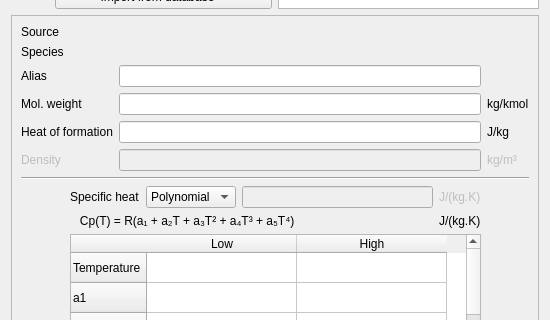
Above: gui/uifiles/species_popup.ui from truongd8593/mfix before the change; both pictures show x 0 to 550 and y 274 to 594 of the 550 by 718 pixel window. Below: the same form after it.
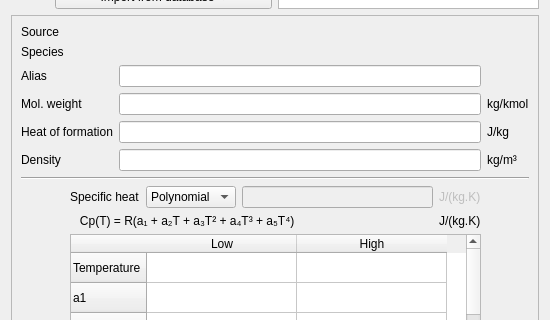
That is the form after the change.

```diff
--- a/gui/uifiles/species_popup.ui
+++ b/gui/uifiles/species_popup.ui
@@ -282,14 +282,14 @@
       <item row="5" column="2">
        <widget class="QLineEdit" name="lineedit_density">
         <property name="enabled">
-         <bool>false</bool>
+         <bool>true</bool>
         </property>
        </widget>
       </item>
       <item row="5" column="0">
-       <widget class="QLabel" name="label_14">
+       <widget class="QLabel" name="label_density">
         <property name="enabled">
-         <bool>false</bool>
+         <bool>true</bool>
         </property>
         <property name="text">
          <string>Density</string>
@@ -306,7 +306,7 @@
       <item row="5" column="3">
        <widget class="QLabel" name="label_density_units">
         <property name="enabled">
-         <bool>false</bool>
+         <bool>true</bool>
         </property>
         <property name="text">
          <string>kg/m³</string>
```
